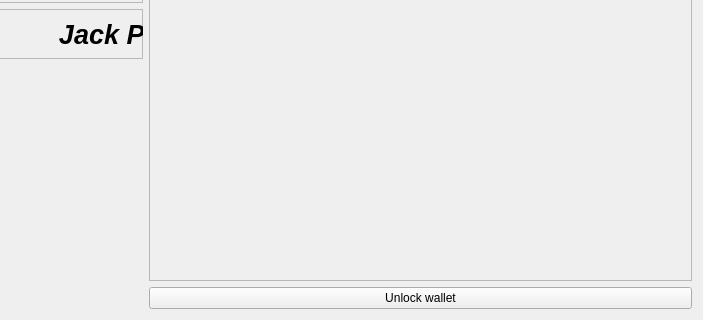
rtc29462/JackpotCoin, file src/qt/forms/overviewpage.ui: the form before one commit; both pictures show x 97 to 800 and y 180 to 500 of the 800 by 500 pixel window.
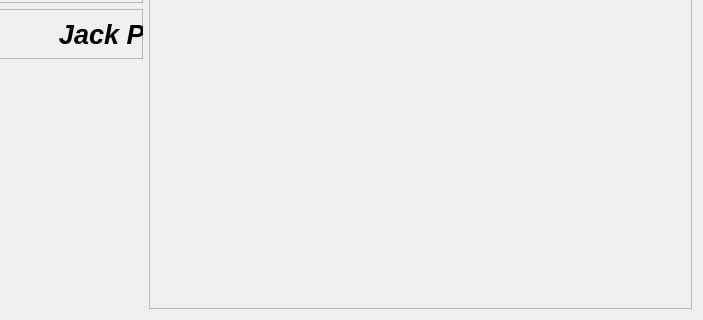
The form after the commit. Icons and pictures are not drawn.

```diff
--- a/src/qt/forms/overviewpage.ui
+++ b/src/qt/forms/overviewpage.ui
@@ -456,19 +456,6 @@
        </layout>
       </widget>
      </item>
-     <item>
-      <widget class="QPushButton" name="unlockWalletButton">
-       <property name="sizePolicy">
-        <sizepolicy hsizetype="Expanding" vsizetype="Fixed">
-         <horstretch>0</horstretch>
-         <verstretch>0</verstretch>
-        </sizepolicy>
-       </property>
-       <property name="text">
-        <string>Unlock wallet</string>
-       </property>
-      </widget>
-     </item>
     </layout>
    </item>
   </layout>
```
